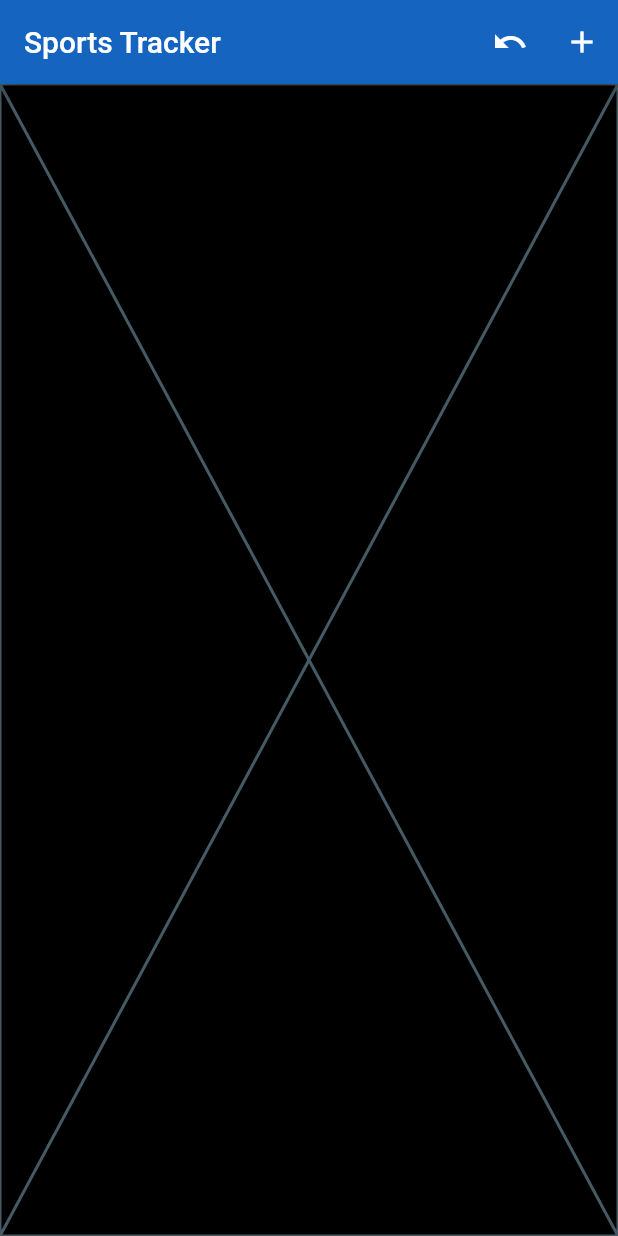
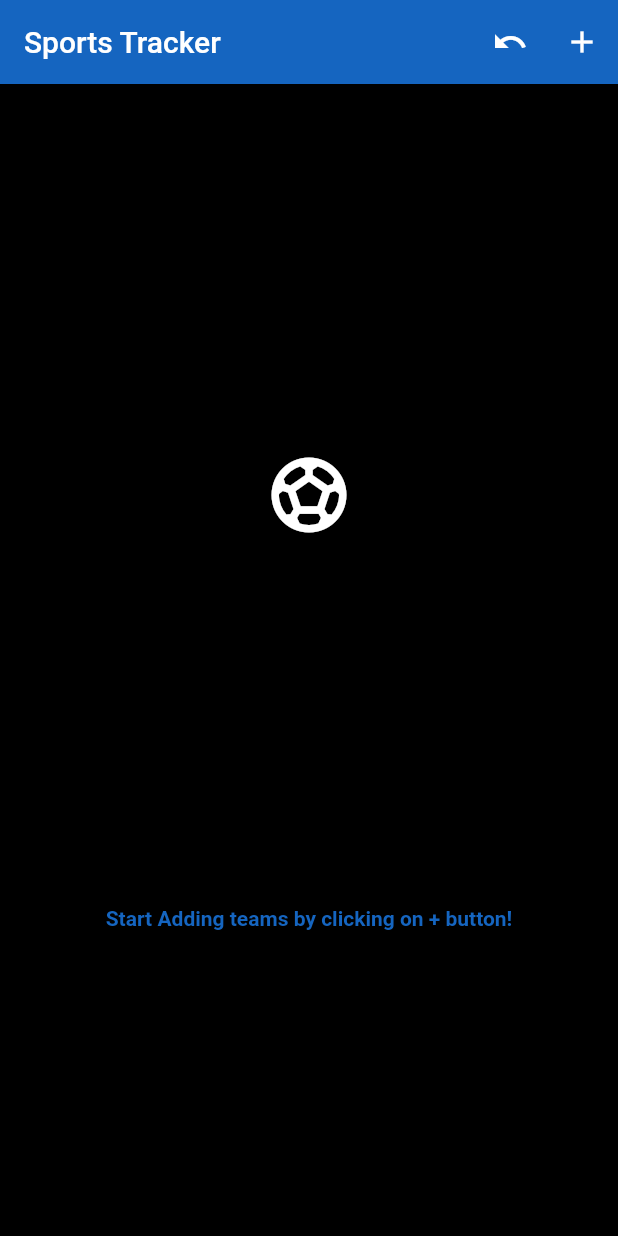
Before and after one commit to vxshxk/Sports-Tracker-App, a Flutter app: the screen it shows after launch, on a phone screen of 412 x 824 dp. Run offline on Flutter 3.47's test engine with Material 2 defaults, Android fonts, the phone set to English and light mode, and no system bars; our stand-ins replace bloc, flutter_bloc.

Commit message:
Final touches

```diff
--- a/lib/pages/home.dart
+++ b/lib/pages/home.dart
@@ -67,7 +67,41 @@ class Home extends StatelessWidget {
                 height:MediaQuery.of(context).size.height,
                 child: state.widget
               );
-            }else return Placeholder();
+            }else {
+              return Center(
+                child: Column(
+                  children: [
+                    Expanded(
+                      flex: 5,
+                      child: Container(
+                        width: 100, // Set the width and height as per your requirements
+                        height: 100,
+                        decoration: BoxDecoration(
+                          shape: BoxShape.circle,
+                          //color: Colors.blue, // Background color of the CircleAvatar
+                        ),
+                        child: Center(
+                          child: Icon(
+                            Icons.sports_soccer,
+                            size: 60, // Set the icon size as per your requirements
+                            color: Colors.white, // Color of the icon
+                          ),
+                        ),
+                      ),
+                    ),
+                    Expanded(
+                      flex: 2,
+                      child: Text("Start Adding teams by clicking on + button!",
+                      style: TextStyle(
+                        color: Colors.blue[800],
+                        fontWeight: FontWeight.bold,
+                      ),
+                      ),
+                    )
+                  ],
+                ),
+              );
+            }
 
           }, listener: (BuildContext context, Object? state) {
           if (state is AddNew) {
```
Also changed, not shown: 1 other file.
